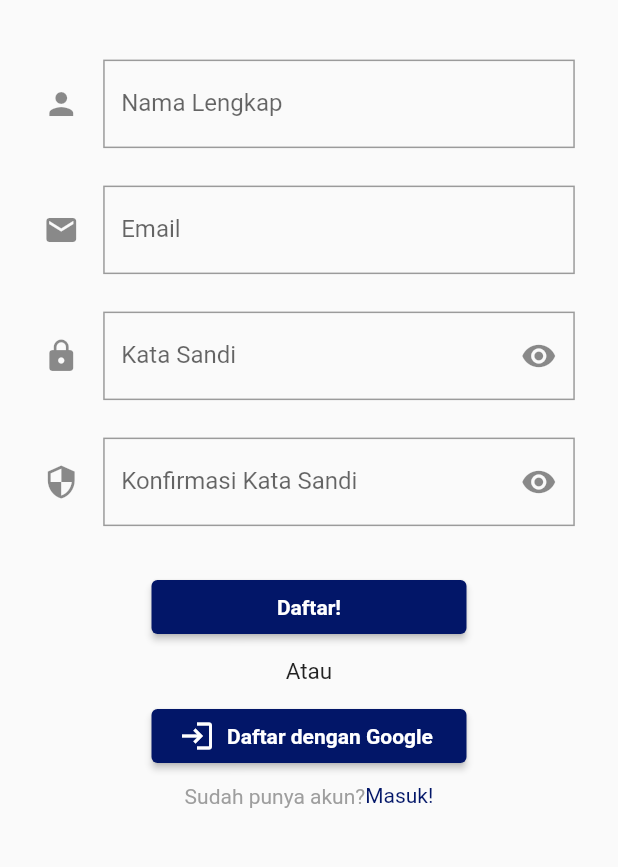
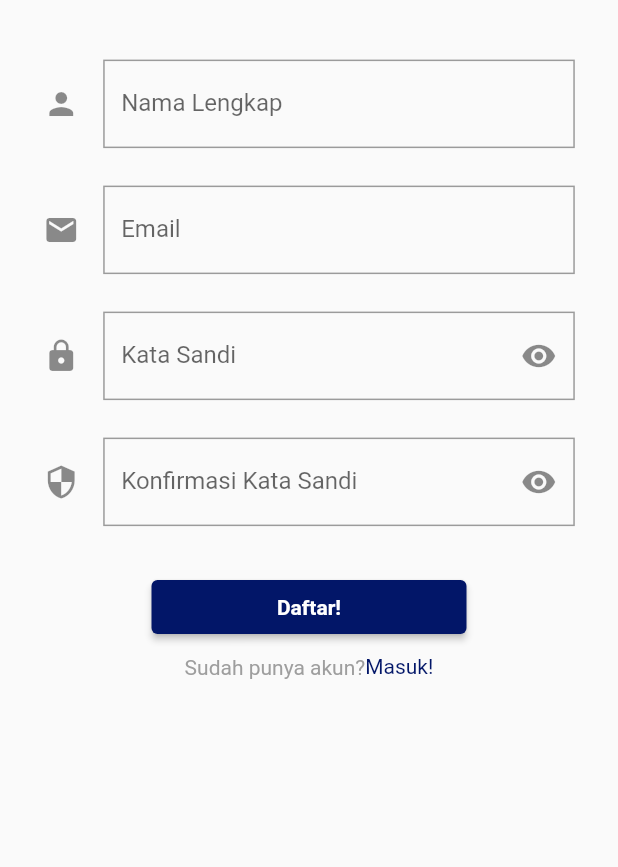
Before and after one commit to ardianhilmip35/mobile_go_job, a Flutter app: the screen it shows after launch, after a tap on "Masuk!", after a tap on "Daftar!", on a phone screen of 412 x 824 dp, the part 352-1219 px from its top. Run offline on Flutter 3.47's test engine with Material 2 defaults, Android fonts, the light colour scheme and no system bars; our stand-ins replace cool_alert, file_picker, fluttertoast, get, google_fonts, google_sign_in and 1 more; missing offline and left inert: flutter_email_sender.

Commit message:
galuh commit

```diff
--- a/lib/Screens/login.dart
+++ b/lib/Screens/login.dart
@@ -210,35 +210,35 @@ class _LoginState extends State<Login> {
                     // },
                   ),
                 ),
-                Padding(
-                  padding: const EdgeInsets.only(top: 10.0, bottom: 10.0),
-                  child: new Text(
-                    //untuk text or
-                    "atau".tr,
-                    style: TextStyle(
-                      fontSize: 15.0,
-                    ),
-                  ),
-                ),
-                SizedBox(
-                  width: 210,
-                  child: ElevatedButton.icon(
-                    style: ElevatedButton.styleFrom(
-                      primary: primarycolor,
-                    ),
-                    onPressed: () {
-                      // controller.login();
-                    },
-                    icon: Icon(
-                      Icons.login,
-                      size: 24.0,
-                    ),
-                    label: Text(
-                      'masukgoogle'.tr,
-                      style: TextStyle(fontWeight: FontWeight.bold),
-                    ),
-                  ),
-                ),
+                //  Padding(
+                //   padding: const EdgeInsets.only(top: 10.0, bottom: 10.0),
+                //    child: new Text(
+                //    //untuk text or
+                //     "atau".tr,
+                //   style: TextStyle(
+                //     fontSize: 15.0,
+                //    ),
+                //   ),
+                // ),
+                // SizedBox(
+                //  width: 210,
+                //  child: ElevatedButton.icon(
+                //    style: ElevatedButton.styleFrom(
+                //     primary: primarycolor,
+                //   ),
+                //   onPressed: () {
+                // controller.login();
+                //    },
+                //   icon: Icon(
+                //     Icons.login,
+                //     size: 24.0,
+                //   ),
+                //   label: Text(
+                //    'masukgoogle'.tr,
+                //    style: TextStyle(fontWeight: FontWeight.bold),
+                //   ),
+                //  ),
+                //  ),
                 Padding(
                   padding: EdgeInsets.only(top: 8),
                   child: Row(
--- a/lib/Screens/register.dart
+++ b/lib/Screens/register.dart
@@ -67,15 +67,14 @@ class _RegisterState extends State<Register> {
         if (value.pesan == 'Registrasi Berhasil') {
           _toast.showToast(value.pesan);
           Navigator.pushReplacement(
-          context,
-          MaterialPageRoute(
-            builder: (context) => Login()));
+              context, MaterialPageRoute(builder: (context) => Login()));
         } else {
           _toast.showToast(value.pesan);
         }
       });
     });
   }
+
   bool _isObscure = true;
   @override
   Widget build(BuildContext context) {
@@ -217,8 +216,7 @@ bool _isObscure = true;
                     validator: (value) {
                       if (value!.isEmpty) {
                         return 'konfirkosong'.tr;
-                      }
-                        else if (value != confirmPass) {
+                      } else if (value != confirmPass) {
                         return "passwordbeda".tr;
                       }
                       return null;
@@ -259,36 +257,36 @@ bool _isObscure = true;
                   // ),
                   // ),
                 ),
-                Padding(
-                  padding: const EdgeInsets.only(top: 10.0, bottom: 10.0),
-                  child: new Text(
+                //  Padding(
+                //    padding: const EdgeInsets.only(top: 10.0, bottom: 10.0),
+                //   child: new Text(
                 //untuk text or
-                    "atau".tr,
-                    style: TextStyle(
-                      fontSize: 15.0,
-                    ),
-                  ),
-                ),
-                SizedBox(
-                  width: 210,
-                  child: ElevatedButton.icon(
-                    style: ElevatedButton.styleFrom(
-                      primary: primarycolor,
-                    ),
-                    onPressed: () {
+                //   "atau".tr,
+                //    style: TextStyle(
+                //      fontSize: 15.0,
+                //    ),
+                //   ),
+                //   ),
+                //  SizedBox(
+                //   width: 210,
+                //   child: ElevatedButton.icon(
+                //     style: ElevatedButton.styleFrom(
+                //       primary: primarycolor,
+                //     ),
+                //    onPressed: () {
                 // controller.login();
-                    },
-                    icon: Icon(
+                //    },
+                //  icon: Icon(
                 // <-- Icon
-                      Icons.login,
-                      size: 24.0,
-                    ),
-                    label: Text(
-                      'daftargoogle'.tr,
-                      style: TextStyle(fontWeight: FontWeight.bold),
-                    ),
-                  ),
-                ),
+                //  Icons.login,
+                //size: 24.0,
+                // ),
+                // label: Text(
+                //  'daftargoogle'.tr,
+                //  style: TextStyle(fontWeight: FontWeight.bold),
+                // ),
+                // ),
+                // ),
                 Padding(
                   padding: EdgeInsets.only(top: 8.0),
                   child: Row(
```
Lines whose indentation alone changed are shown as unchanged.
